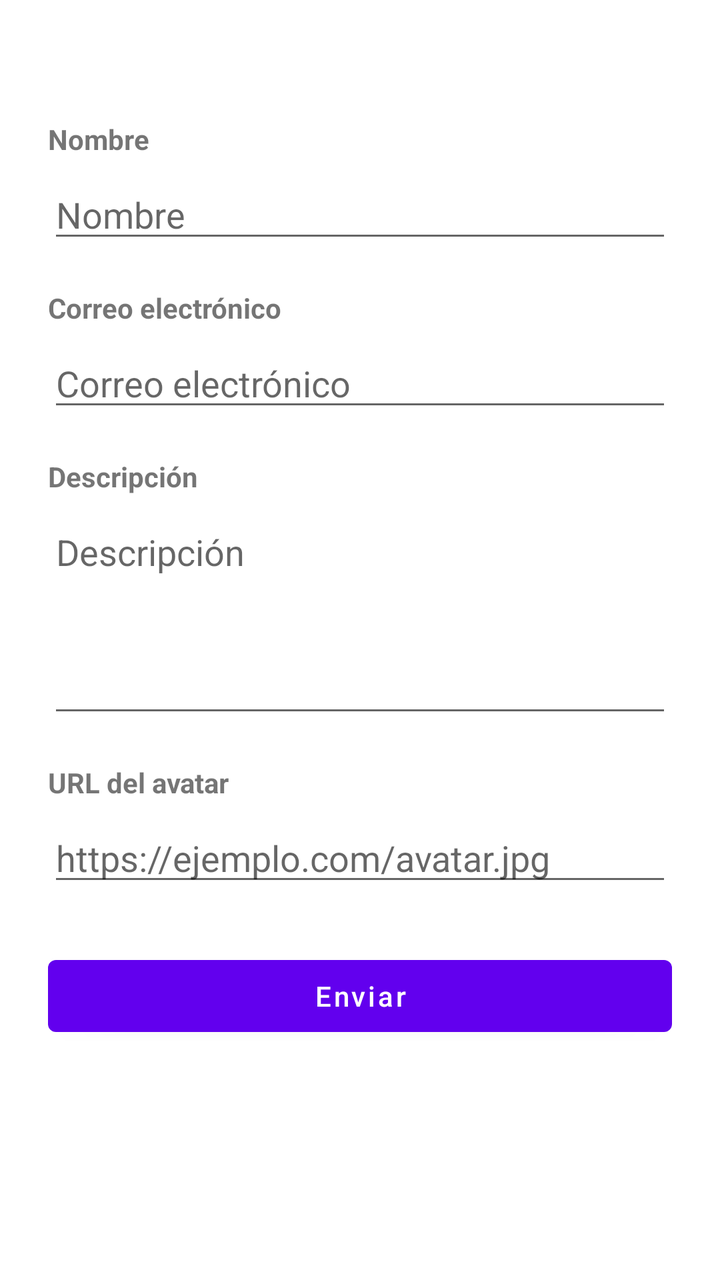
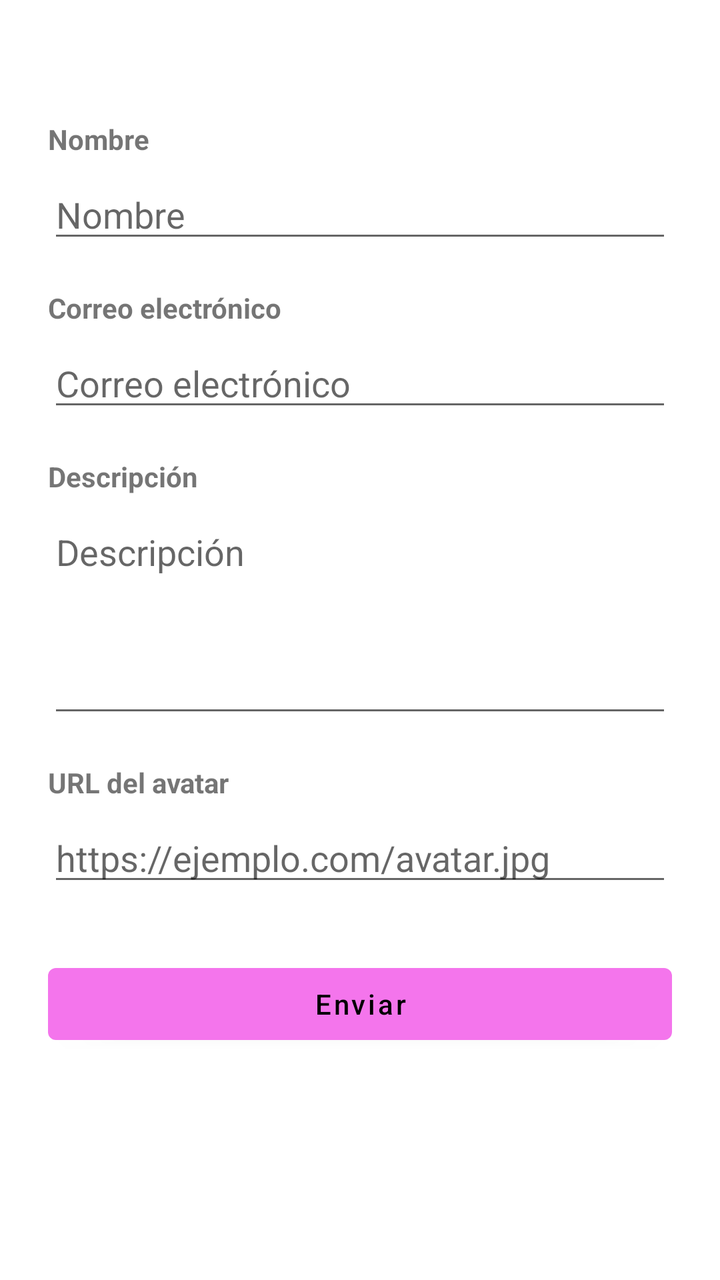

Before-and-after screenshots of an Android layout around one commit, followed by the original layout XML and the change that was made.
<!-- AndroidManifest.xml: application theme Theme.Perfil_usuari -->
<!-- res/layout/quest.xml -->
<?xml version="1.0" encoding="utf-8"?>
<ScrollView xmlns:android="http://schemas.android.com/apk/res/android"
    xmlns:tools="http://schemas.android.com/tools"
    android:id="@+id/main"
    android:layout_width="match_parent"
    android:layout_height="match_parent"
    android:fillViewport="true"
    android:paddingStart="24dp"
    android:paddingTop="60dp"
    android:paddingEnd="24dp"
    android:paddingBottom="24dp"
    tools:context=".QuestActivity">

    <LinearLayout
        android:layout_width="match_parent"
        android:layout_height="wrap_content"
        android:orientation="vertical">

        <TextView
            android:id="@+id/labelname"
            android:layout_width="match_parent"
            android:layout_height="wrap_content"
            android:text="Nombre"
            android:textStyle="bold" />

        <EditText
            android:id="@+id/nameInput"
            android:layout_width="match_parent"
            android:layout_height="wrap_content"
            android:layout_marginTop="6dp"
            android:hint="Nombre"
            android:inputType="textCapWords"
            android:maxLines="1" />

        <TextView
            android:id="@+id/labelmail"
            android:layout_width="match_parent"
            android:layout_height="wrap_content"
            android:layout_marginTop="18dp"
            android:text="Correo electrónico"
            android:textStyle="bold" />

        <EditText
            android:id="@+id/emailInput"
            android:layout_width="match_parent"
            android:layout_height="wrap_content"
            android:layout_marginTop="6dp"
            android:hint="Correo electrónico"
            android:inputType="textEmailAddress"
            android:maxLines="1" />

        <TextView
            android:id="@+id/labeldesc"
            android:layout_width="match_parent"
            android:layout_height="wrap_content"
            android:layout_marginTop="18dp"
            android:text="Descripción"
            android:textStyle="bold" />

        <EditText
            android:id="@+id/descInput"
            android:layout_width="match_parent"
            android:layout_height="110dp"
            android:layout_marginTop="6dp"
            android:gravity="start|top"
            android:hint="Descripción"
            android:inputType="textCapSentences|textMultiLine" />

        <TextView
            android:id="@+id/labelimg"
            android:layout_width="match_parent"
            android:layout_height="wrap_content"
            android:layout_marginTop="18dp"
            android:text="URL del avatar"
            android:textStyle="bold" />

        <EditText
            android:id="@+id/imgInput"
            android:layout_width="match_parent"
            android:layout_height="wrap_content"
            android:layout_marginTop="6dp"
            android:hint="https://ejemplo.com/avatar.jpg"
            android:inputType="textUri"
            android:maxLines="1" />

        <Button
            android:id="@+id/enviarbtn"
            android:layout_width="match_parent"
            android:layout_height="wrap_content"
            android:layout_marginTop="26dp"
            android:text="Enviar"
            android:textAllCaps="false" />

    </LinearLayout>
</ScrollView>
<!-- resources referenced by this layout -->
<resources>
  <style name="Theme.Perfil_usuari" parent="Theme.MaterialComponents.DayNight.NoActionBar">
          
          <item name="colorPrimary">@color/purple_500</item>
          <item name="colorPrimaryVariant">@color/purple_700</item>
          <item name="colorOnPrimary">@color/white</item>
          
          <item name="colorSecondary">@color/teal_200</item>
          <item name="colorSecondaryVariant">@color/teal_700</item>
          <item name="colorOnSecondary">@color/black</item>
          
          <item name="android:statusBarColor">?attr/colorPrimaryVariant</item>
          
      </style>
  <color name="purple_500">#FF6200EE</color>
  <color name="purple_700">#FF3700B3</color>
  <color name="white">#FFFFFFFF</color>
  <color name="teal_200">#FF03DAC5</color>
  <color name="teal_700">#FF018786</color>
  <color name="black">#FF000000</color>
</resources>

<!-- the commit's change to res/layout/quest.xml (unified diff, before → after) -->
@@ -87,7 +87,7 @@
             android:id="@+id/enviarbtn"
             android:layout_width="match_parent"
             android:layout_height="wrap_content"
-            android:layout_marginTop="26dp"
+            android:layout_marginTop="30dp"
             android:text="Enviar"
             android:textAllCaps="false" />
 
<!-- resource entries referenced after the edit -->
@@ -2,22 +2,16 @@
 <resources>
   <style name="Theme.Perfil_usuari" parent="Theme.MaterialComponents.DayNight.NoActionBar">
           
-          <item name="colorPrimary">@color/purple_500</item>
-          <item name="colorPrimaryVariant">@color/purple_700</item>
-          <item name="colorOnPrimary">@color/white</item>
+          <item name="colorPrimary">#F475EC</item>
+          <item name="colorPrimaryVariant">#298DE9</item>
+          <item name="colorOnPrimary">#000000</item>
           
-          <item name="colorSecondary">@color/teal_200</item>
-          <item name="colorSecondaryVariant">@color/teal_700</item>
-          <item name="colorOnSecondary">@color/black</item>
+          <item name="colorSecondary">#F27A99</item>
+          <item name="colorSecondaryVariant">#F8487A</item>
+          <item name="colorOnSecondary">#000000</item>
           
           <item name="android:statusBarColor">?attr/colorPrimaryVariant</item>
           
       </style>
-  <color name="purple_500">#FF6200EE</color>
-  <color name="purple_700">#FF3700B3</color>
-  <color name="white">#FFFFFFFF</color>
-  <color name="teal_200">#FF03DAC5</color>
-  <color name="teal_700">#FF018786</color>
-  <color name="black">#FF000000</color>
 </resources>
 
